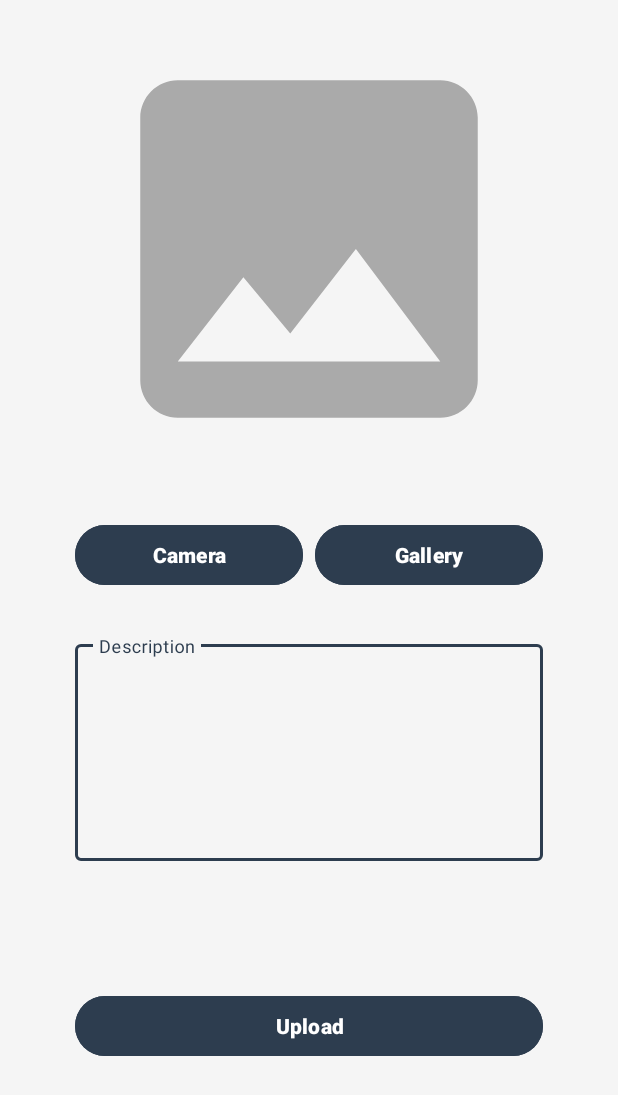
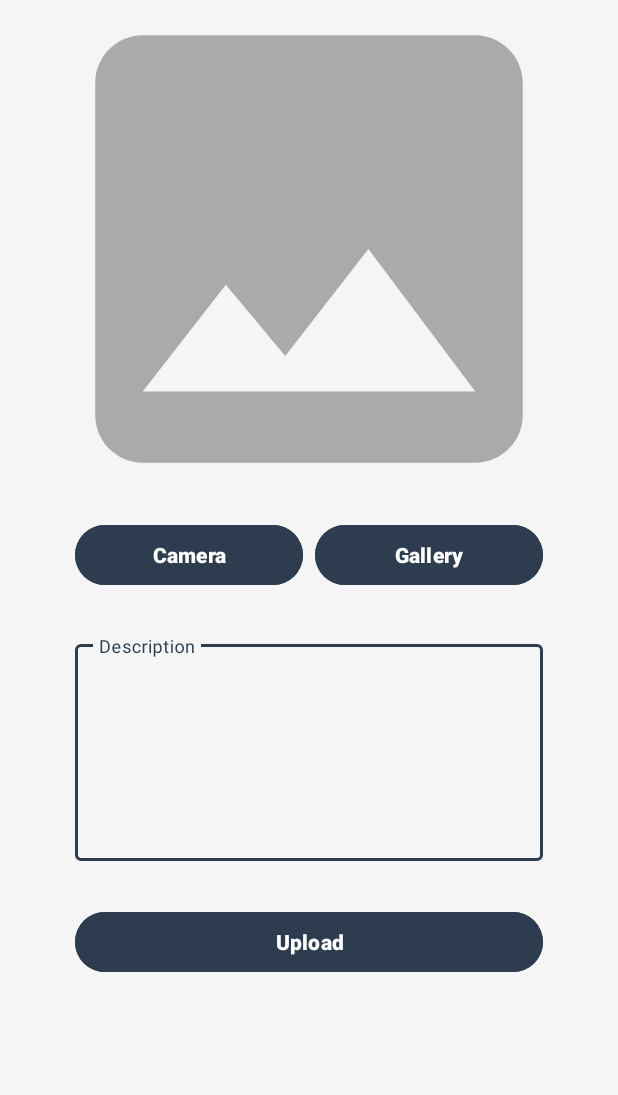
Before and after one commit to rhma23/storyApp, an Android app: the AddStoryActivity screen opened directly, with no data from a screen before it, on a phone screen of 412 x 824 dp. Shown: the top 1095 px of the screen. Run offline under Robolectric (Android 15) with nearby library versions, the phone set to English and light mode, and no system bars; libraries missing offline, so code that uses them is left out: com.yalantis.ucrop; pictures from the network do not load.

Commit message:
mengubah file gambar

```diff
--- a/app/src/main/java/com/dicoding/storyapp/view/login/LoginActivity.kt
+++ b/app/src/main/java/com/dicoding/storyapp/view/login/LoginActivity.kt
@@ -62,7 +62,7 @@ class LoginActivity : AppCompatActivity() {
                     if (success) {
                         AlertDialog.Builder(this).apply {
                             setTitle("Yeah!")
-                            setMessage("Anda berhasil login. Sudah tidak sabar untuk belajar ya?")
+                            setMessage("Anda berhasil login. Sudah tidak sabar untuk berbagi cerita ya?")
                             setPositiveButton("Lanjut") { _, _ ->
                                 val intent = Intent(context, MainActivity::class.java)
                                 intent.flags =
--- a/app/src/main/java/com/dicoding/storyapp/view/register/RegisterActivity.kt
+++ b/app/src/main/java/com/dicoding/storyapp/view/register/RegisterActivity.kt
@@ -64,7 +64,7 @@ class RegisterActivity : AppCompatActivity() {
                     if (success) {
                         AlertDialog.Builder(this).apply {
                             setTitle("Yeah!")
-                            setMessage("Akun dengan $email sudah jadi nih. Yuk, login dan belajar coding.")
+                            setMessage("Akun dengan $email sudah jadi nih. Yuk, mulai buat dan lihat story seru dari teman-teman!")
                             setPositiveButton("Lanjut") { _, _ -> finish() }
                             create()
                             show()
--- a/app/src/main/res/layout/activity_add_story.xml
+++ b/app/src/main/res/layout/activity_add_story.xml
@@ -5,40 +5,46 @@
     android:layout_height="match_parent"
     android:background="#F5F5F5">
 
+    <ScrollView
+        android:layout_width="match_parent"
+        android:layout_height="match_parent"
+        app:layout_constraintStart_toStartOf="parent"
+        app:layout_constraintEnd_toEndOf="parent"
+        app:layout_constraintTop_toTopOf="parent"
+        app:layout_constraintBottom_toBottomOf="parent">
+
+        <LinearLayout
+            android:layout_width="match_parent"
+            android:layout_height="wrap_content"
+            android:orientation="vertical"
+            android:paddingBottom="16dp">
+
             <com.google.android.material.progressindicator.LinearProgressIndicator
                 android:id="@+id/progressIndicator"
                 android:layout_width="match_parent"
                 android:layout_height="wrap_content"
                 android:indeterminate="true"
-        android:visibility="gone"
-        app:layout_constraintEnd_toEndOf="parent"
-        app:layout_constraintStart_toStartOf="parent"
-        app:layout_constraintTop_toTopOf="parent" />
+                android:visibility="gone" />
 
             <ImageView
                 android:id="@+id/previewImageView"
-        android:layout_width="400dp"
+                android:layout_width="match_parent"
                 android:layout_height="300dp"
                 android:layout_marginStart="16dp"
                 android:layout_marginTop="16dp"
                 android:layout_marginEnd="16dp"
                 android:contentDescription="Preview Image"
-        app:layout_constraintEnd_toEndOf="parent"
-        app:layout_constraintStart_toStartOf="parent"
-        app:layout_constraintTop_toTopOf="parent"
+                android:scaleType="centerCrop"
                 app:srcCompat="@drawable/ic_place_holder" />
 
             <LinearLayout
                 android:id="@+id/buttonLayout"
-        android:layout_width="0dp"
+                android:layout_width="match_parent"
                 android:layout_height="wrap_content"
                 android:orientation="horizontal"
                 android:layout_marginTop="30dp"
                 android:layout_marginStart="50dp"
-        android:layout_marginEnd="50dp"
-        app:layout_constraintTop_toBottomOf="@+id/previewImageView"
-        app:layout_constraintStart_toStartOf="parent"
-        app:layout_constraintEnd_toEndOf="parent">
+                android:layout_marginEnd="50dp">
 
                 <Button
                     android:id="@+id/cameraButton"
@@ -59,20 +65,17 @@
                     android:text="@string/gallery"
                     android:backgroundTint="@color/navy"
                     android:textColor="#FFFFFF"
-            android:textStyle="bold"/>
+                    android:textStyle="bold" />
             </LinearLayout>
 
             <com.google.android.material.textfield.TextInputLayout
                 android:id="@+id/descriptionLayout"
-        android:layout_width="0dp"
+                android:layout_width="match_parent"
                 android:layout_height="150dp"
                 android:layout_marginStart="50dp"
                 android:layout_marginEnd="50dp"
                 android:layout_marginTop="30dp"
-        android:hint="@string/description"
-        app:layout_constraintTop_toBottomOf="@+id/buttonLayout"
-        app:layout_constraintStart_toStartOf="parent"
-        app:layout_constraintEnd_toEndOf="parent">
+                android:hint="@string/description">
 
                 <com.google.android.material.textfield.TextInputEditText
                     android:id="@+id/descriptionEditText"
@@ -86,18 +89,15 @@
 
             <Button
                 android:id="@+id/uploadButton"
-        android:layout_width="0dp"
+                android:layout_width="match_parent"
                 android:layout_height="wrap_content"
                 android:layout_marginStart="50dp"
                 android:layout_marginEnd="50dp"
-        android:layout_marginBottom="30dp"
+                android:layout_marginTop="30dp"
                 android:text="@string/upload"
                 android:textStyle="bold"
                 android:backgroundTint="@color/navy"
-        android:textColor="#FFFFFF"
-        app:layout_constraintTop_toBottomOf="@+id/descriptionLayout"
-        app:layout_constraintBottom_toBottomOf="parent"
-        app:layout_constraintStart_toStartOf="parent"
-        app:layout_constraintEnd_toEndOf="parent" />
-
+                android:textColor="#FFFFFF" />
+        </LinearLayout>
+    </ScrollView>
 </androidx.constraintlayout.widget.ConstraintLayout>
--- a/app/src/main/res/values/strings.xml
+++ b/app/src/main/res/values/strings.xml
@@ -2,13 +2,13 @@
     <string name="app_name">StoryApp</string>
     <string name="signup">Daftar</string>
     <string name="login">Masuk</string>
-    <string name="message_welcome_page">Mau belajar Android, iOS, Machine Learning, Cloud, Front-End, Back-End, dan bidang IT lainnya? Di Dicoding aja!</string>
-    <string name="title_welcome_page">Selamat datang di Dicoding!</string>
+    <string name="message_welcome_page">Lihat cerita menarik atau tambahkan cerita baru Anda untuk dibagikan.</string>
+    <string name="title_welcome_page">Selamat datang di Story App!</string>
     <string name="title_signup_page">Lengkapi data dirimu di bawah ini ya</string>
     <string name="email">Email</string>
     <string name="password">Password</string>
     <string name="message_login_page">Masukkan dulu datamu ya</string>
-    <string name="title_login_page">Sudah siap untuk upgrade skill?</string>
+    <string name="title_login_page">Yuk, lihat dan bagikan cerita menarik Anda!</string>
     <string name="name">Nama</string>
     <string name="message_main_page">Selamat Belajar di Dicoding.</string>
     <string name="greeting">Halo %1$s,</string>
```
Also changed, not shown: app/build.gradle.kts (+4 -18 lines), app/src/main/res/layout/activity_login.xml (+9 -2 lines), app/src/main/res/layout/activity_signup.xml (+12 -1 lines), app/src/main/res/drawable/image_login.png (added), app/src/main/res/drawable/image_login.webp (deleted), app/src/main/res/drawable/image_signup.png (added), app/src/main/res/drawable/image_signup.webp (deleted), app/src/main/res/drawable/image_welcome.png (added), app/src/main/res/drawable/image_welcome.webp (deleted). Lines whose indentation alone changed are shown as unchanged.
